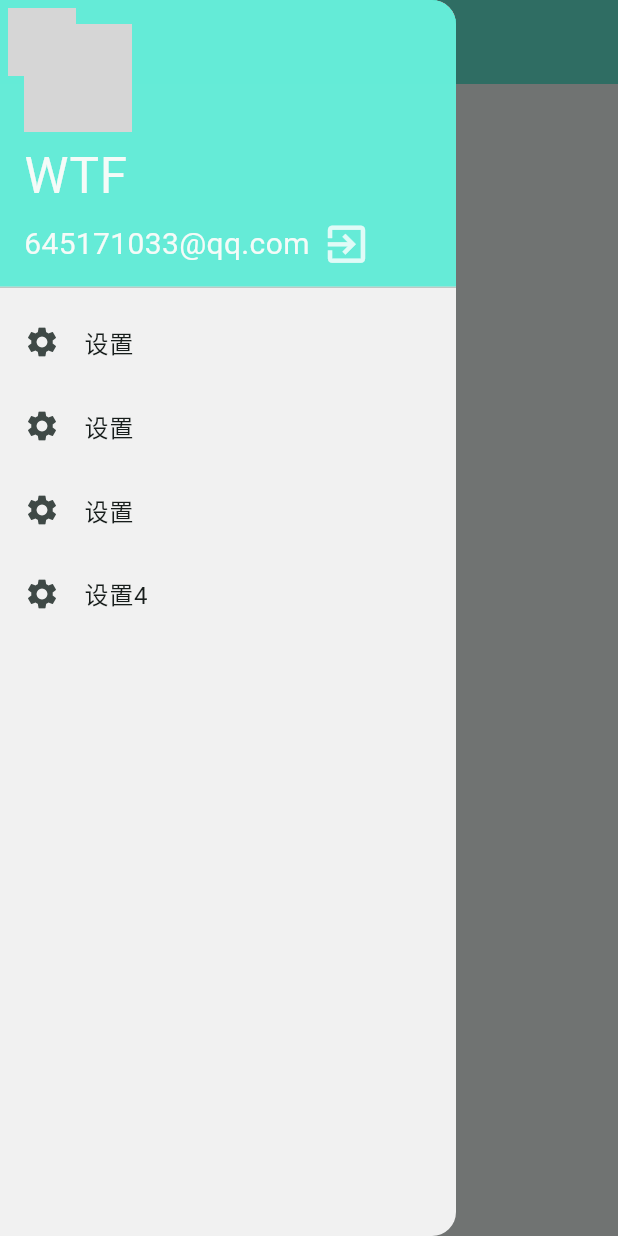
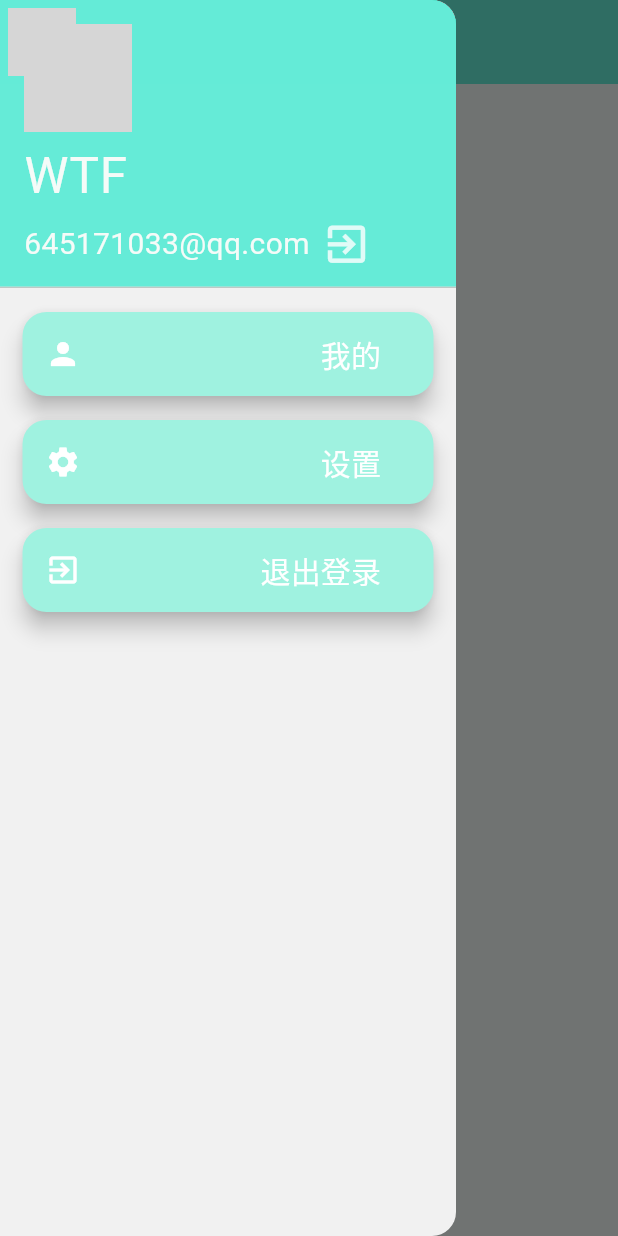
Before and after one commit to XC-Zero/chinese_qx, a Flutter app: the Home screen opened by its route, with the side drawer open, on a phone screen of 412 x 824 dp. Run offline on Flutter 3.47's test engine with Material 2 defaults, Android fonts, the phone set to English and light mode, and no system bars; network calls fail; Roboto replaces fonts that are missing (pf); grey boxes are pictures that could not be loaded.

Commit message:
[update] HomePage Drawer ListTile 升级为动态添加

```diff
--- /dev/null
+++ b/lib/component/icon_float_button.dart
@@ -0,0 +1,44 @@
+import 'package:flutter/material.dart';
+
+class IconFloatButton extends StatelessWidget {
+  static const EdgeInsetsGeometry defaultPadding =
+      EdgeInsets.fromLTRB(15, 0, 35, 0);
+
+  final Icon icon;
+  final Text? text;
+  final VoidCallback? onPressed;
+
+  final EdgeInsetsGeometry? padding;
+
+  const IconFloatButton({
+    super.key,
+    required this.icon,
+    this.text,
+    required this.onPressed,
+    this.padding,
+  });
+
+  @override
+  Widget build(BuildContext context) {
+    EdgeInsetsGeometry p = defaultPadding;
+    if (padding != null) {
+      p = padding! ;
+    }
+    var kids = <Widget>[icon];
+    if (text != null) {
+      kids.add(text!);
+    }
+    Widget? current = FloatingActionButton(
+      onPressed: onPressed,
+      child: Padding(
+        padding: p,
+        child: Row(
+          mainAxisAlignment: MainAxisAlignment.spaceBetween,
+          children: kids,
+        ),
+      ),
+    );
+
+    return current;
+  }
+}
--- a/lib/views/home.dart
+++ b/lib/views/home.dart
@@ -1,6 +1,9 @@
 import 'package:flutter/material.dart';
+import 'package:qx/component/icon_float_button.dart';
 
 class Home extends StatefulWidget {
+  const Home({super.key});
+
   @override
   State<StatefulWidget> createState() => _homeState();
 }
@@ -8,39 +11,12 @@ class Home extends StatefulWidget {
 class _homeState extends State<Home> {
   String _avatarSrc =
       "https://gimg2.baidu.com/image_search/src=http%3A%2F%2Fsafe-img.xhscdn.com%2Fbw1%2Ffa8b2457-dfd5-41be-9db3-19b0bfef8959%3FimageView2%2F2%2Fw%2F1080%2Fformat%2Fjpg&refer=http%3A%2F%2Fsafe-img.xhscdn.com&app=2002&size=f9999,10000&q=a80&n=0&g=0n&fmt=auto?sec=1683554959&t=e10b0f90a408f4867221bb657240497a";
+  String _userName = "WTF";
+  String _userEmail = "645171033@qq.com";
 
   @override
   Widget build(BuildContext context) {
-    return Scaffold(
-      appBar: AppBar(
-        leading: Builder(builder: (BuildContext context) {
-          return IconButton(
-            padding: EdgeInsets.zero,
-            // style: T,
-            // icon: Icon(Icons.wifi_tethering),
-            onPressed: () {
-              Scaffold.of(context).openDrawer();
-            },
-            icon: SizedBox(
-              width: 45,
-              height: 45,
-              child: CircleAvatar(
-                backgroundImage: NetworkImage(_avatarSrc),
-              ),
-            ),
-          );
-        }),
-        // title: const Text(
-        //   " 青墟",
-        //   style: TextStyle(color: Colors.white, fontSize: 35, wordSpacing: 50),
-        // ),
-        backgroundColor: const Color(0xca40ead0),
-      ),
-      drawer: Drawer(
-        // surfaceTintColor: Color(0xffffffff).withOpacity(0.2),
-        backgroundColor: Colors.white.withOpacity(0.9),
-        child: ListView(
-          children: [
+    var list = <Widget>[
       Container(
           height: 200,
           child: UserAccountsDrawerHeader(
@@ -48,16 +24,14 @@ class _homeState extends State<Home> {
             accountName: Container(
               margin: EdgeInsets.fromLTRB(0, 10, 0, 0),
               child: Text(
-                      "WTF",
+                _userName,
                 style: TextStyle(fontSize: 33),
               ),
             ),
             accountEmail: Row(
-
-                      // mainAxisAlignment: MainAxisAlignment.spaceAround,
                 children: [
                   Text(
-                          "645171033@qq.com",
+                    _userEmail,
                     style: TextStyle(fontSize: 20),
                   ),
                   IconButton(
@@ -76,28 +50,68 @@ class _homeState extends State<Home> {
                 backgroundImage: NetworkImage(_avatarSrc),
               ),
             ),
-                )),
-            ListTile(
-              leading: Icon(Icons.settings),
-              title: Text('设置'),
+          ))
+    ];
+    list.addAll(_createListTile(<String, Icon>{
+      "我的":const Icon(
+        Icons.person,
+        color: Colors.white,
       ),
-            ListTile(
-              leading: Icon(Icons.settings),
-              title: Text('设置'),
+
+      "设置": const Icon(
+        Icons.settings,
+        color: Colors.white,
       ),
-            ListTile(
-              leading: Icon(Icons.settings),
-              title: Text('设置'),
+      "退出登录": const Icon(
+        Icons.exit_to_app,
+        color: Colors.white,
       ),
-            ListTile(
-                leading: Icon(Icons.settings),
-                title: Text('设置4'),
-                hoverColor: Color(0xca40ead0),
-                focusColor: Color(0xca40ead0),
-                selectedTileColor: Color(0xca40ead0)),
-          ],
+    }));
+
+    return Scaffold(
+      appBar: AppBar(
+        leading: Builder(builder: (BuildContext context) {
+          return IconButton(
+            padding: EdgeInsets.zero,
+            onPressed: () {
+              Scaffold.of(context).openDrawer();
+            },
+            icon: SizedBox(
+              width: 45,
+              height: 45,
+              child: CircleAvatar(
+                backgroundImage: NetworkImage(_avatarSrc),
+              ),
+            ),
+          );
+        }),
+        backgroundColor: const Color(0xca40ead0),
+      ),
+      drawer: Drawer(
+        backgroundColor: Colors.white.withOpacity(0.9),
+        child: ListView(
+          children: list,
         ),
       ),
     );
   }
+
+  // FIXME 他喵的点击事件呢???
+  // 动态添加按钮,想整成后台控制这样好点
+  List<ListTile> _createListTile(Map<String, Icon> map) {
+    var list = <ListTile>[];
+    map.forEach((text, icon) {
+      list.add(ListTile(
+          contentPadding: EdgeInsets.fromLTRB(15, 0, 15, 0),
+          title: IconFloatButton(
+            icon: icon,
+            onPressed: () {},
+            text: Text(
+              text,
+              style: TextStyle(color: Colors.white, fontSize: 20),
+            ),
+          )));
+    });
+    return list;
   }
+}
```
Lines whose indentation alone changed are shown as unchanged.
